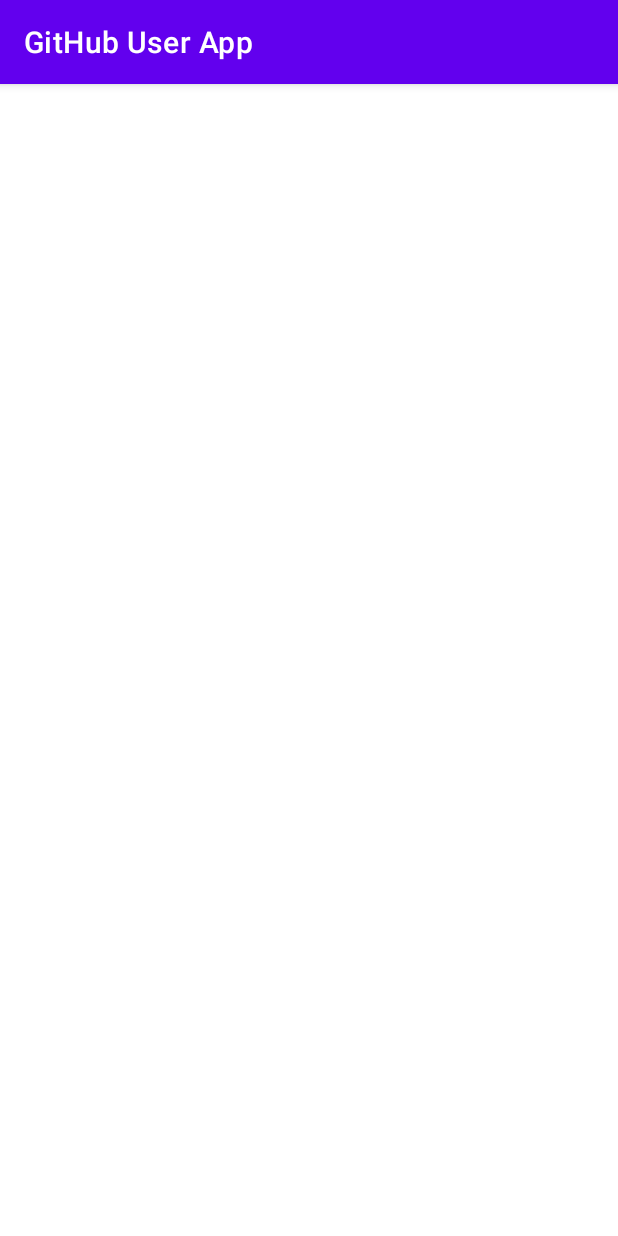
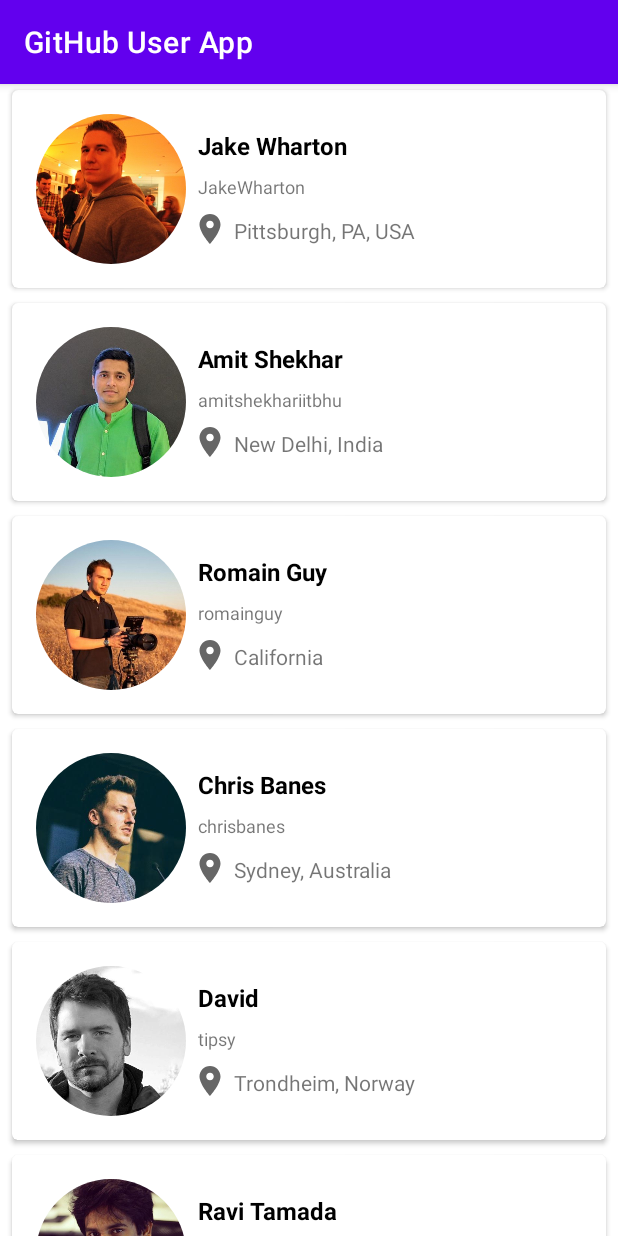
Before and after one commit to fadlan7/Android-Fundamental, an Android app: the screen it shows after launch (MainActivity), on a phone screen of 412 x 824 dp. Run offline under Robolectric (Android 15) with nearby library versions, the phone set to English and light mode, and no system bars; our stand-ins replace CircleImageView.

Commit message:
complete task I: User list

```diff
--- a/app/src/main/java/com/fadlan/githubuserapp/MainActivity.kt
+++ b/app/src/main/java/com/fadlan/githubuserapp/MainActivity.kt
@@ -2,10 +2,44 @@ package com.fadlan.githubuserapp
 
 import androidx.appcompat.app.AppCompatActivity
 import android.os.Bundle
+import androidx.constraintlayout.widget.ConstraintLayout
+import androidx.recyclerview.widget.LinearLayoutManager
+import androidx.recyclerview.widget.RecyclerView
 
 class MainActivity : AppCompatActivity() {
+
+    private lateinit var rvUsers: RecyclerView
+    private val list = ArrayList<User>()
+
     override fun onCreate(savedInstanceState: Bundle?) {
         super.onCreate(savedInstanceState)
         setContentView(R.layout.activity_main)
+
+        rvUsers = findViewById(R.id.rv_users)
+        rvUsers.setHasFixedSize(true)
+
+        list.addAll(listUsers)
+        showRecyclerList()
+    }
+
+    private val listUsers: ArrayList<User>
+        get() {
+            val dataFullName = resources.getStringArray(R.array.name)
+            val dataUsername = resources.getStringArray(R.array.username)
+            val dataPhoto = resources.obtainTypedArray(R.array.avatar)
+            val dataLocation = resources.getStringArray(R.array.location)
+            val listUser = ArrayList<User>()
+
+            for (i in dataFullName.indices) {
+                val user = User(dataFullName[i], dataUsername[i], dataPhoto.getResourceId(i, -1), dataLocation[i])
+                listUser.add(user)
+            }
+            return listUser
+        }
+
+    private fun showRecyclerList(){
+        rvUsers.layoutManager = LinearLayoutManager(this)
+        val listUserAdapter = UserListAdapter(list)
+        rvUsers.adapter = listUserAdapter
     }
 }
--- /dev/null
+++ b/app/src/main/java/com/fadlan/githubuserapp/User.kt
@@ -0,0 +1,12 @@
+package com.fadlan.githubuserapp
+
+import android.os.Parcelable
+import kotlinx.parcelize.Parcelize
+
+@Parcelize
+data class User(
+    var fullName: String,
+    var userName: String,
+    var photo: Int,
+    var location: String
+) : Parcelable
--- a/app/src/main/java/com/fadlan/githubuserapp/UserList.kt
+++ /dev/null
@@ -1,4 +0,0 @@
-package com.fadlan.githubuserapp
-
-class UserList {
-}
--- /dev/null
+++ b/app/src/main/java/com/fadlan/githubuserapp/UserListAdapter.kt
@@ -0,0 +1,33 @@
+package com.fadlan.githubuserapp
+
+import android.view.LayoutInflater
+import android.view.View
+import android.view.ViewGroup
+import android.widget.ImageView
+import android.widget.TextView
+import androidx.recyclerview.widget.RecyclerView
+import org.w3c.dom.Text
+
+class UserListAdapter (private val user: ArrayList <User>): RecyclerView.Adapter<UserListAdapter.ListViewHolder>() {
+    class ListViewHolder(itemView: View) : RecyclerView.ViewHolder(itemView) {
+        var ivUser: ImageView = itemView.findViewById(R.id.iv_users_photo)
+        var tvFullName: TextView = itemView.findViewById(R.id.tv_fullName)
+        var tvUsername: TextView = itemView.findViewById(R.id.tv_username)
+        var tvLocation: TextView = itemView.findViewById(R.id.tv_location)
+    }
+
+    override fun onCreateViewHolder(parent: ViewGroup, viewType: Int): ListViewHolder {
+       val view: View = LayoutInflater.from(parent.context).inflate(R.layout.users_list,parent,false)
+        return ListViewHolder(view)
+    }
+
+    override fun onBindViewHolder(holder: ListViewHolder, position: Int) {
+        val (fullName, username, photo, location) = user[position]
+        holder.ivUser.setImageResource(photo)
+        holder.tvFullName.text = fullName
+        holder.tvUsername.text = username
+        holder.tvLocation.text = location
+    }
+
+    override fun getItemCount(): Int = user.size
+}
--- /dev/null
+++ b/app/src/main/res/drawable/ic_baseline_location_on_24_black.xml
@@ -0,0 +1,10 @@
+<vector xmlns:android="http://schemas.android.com/apk/res/android"
+    android:width="24dp"
+    android:height="24dp"
+    android:viewportWidth="24"
+    android:viewportHeight="24"
+    android:tint="?attr/colorControlNormal">
+  <path
+      android:fillColor="@android:color/white"
+      android:pathData="M12,2C8.13,2 5,5.13 5,9c0,5.25 7,13 7,13s7,-7.75 7,-13c0,-3.87 -3.13,-7 -7,-7zM12,11.5c-1.38,0 -2.5,-1.12 -2.5,-2.5s1.12,-2.5 2.5,-2.5 2.5,1.12 2.5,2.5 -1.12,2.5 -2.5,2.5z"/>
+</vector>
--- a/app/src/main/res/layout/users_list.xml
+++ b/app/src/main/res/layout/users_list.xml
@@ -9,7 +9,7 @@
     android:layout_marginLeft="8dp"
     android:layout_marginTop="4dp"
     android:layout_marginRight="8dp"
-    android:layout_marginBottom="4dp"
+    android:layout_marginBottom="6dp"
     card_view:cardCornerRadius="4dp">
 
     <androidx.constraintlayout.widget.ConstraintLayout
@@ -18,7 +18,7 @@
         android:padding="8dp">
 
         <de.hdodenhof.circleimageview.CircleImageView
-            android:id="@+id/users_photo"
+            android:id="@+id/iv_users_photo"
             android:layout_width="100dp"
             android:layout_height="100dp"
             android:layout_marginStart="8dp"
@@ -31,27 +31,50 @@
             android:contentDescription="@string/users_images"/>
 
         <TextView
-            android:id="@+id/fullName"
+            android:id="@+id/tv_fullName"
             android:layout_width="0dp"
             android:layout_height="wrap_content"
             android:layout_marginStart="8dp"
+            android:layout_marginTop="10dp"
             android:textSize="16sp"
             android:textStyle="bold"
+            android:textColor="@color/black"
             card_view:layout_constraintEnd_toEndOf="parent"
-            card_view:layout_constraintStart_toEndOf="@+id/users_photo"
-            card_view:layout_constraintTop_toTopOf="@+id/users_photo"
+            card_view:layout_constraintStart_toEndOf="@+id/iv_users_photo"
+            card_view:layout_constraintTop_toTopOf="@+id/iv_users_photo"
             tools:text="@string/fullName_dummy" />
 
         <TextView
-            android:id="@+id/username"
+            android:id="@+id/tv_username"
             android:layout_width="wrap_content"
             android:layout_height="wrap_content"
             android:layout_marginStart="8dp"
             android:layout_marginTop="8dp"
-            android:textSize="11sp"
-            card_view:layout_constraintStart_toEndOf="@+id/users_photo"
-            card_view:layout_constraintTop_toBottomOf="@+id/fullName"
+            android:textSize="12sp"
+            card_view:layout_constraintStart_toEndOf="@+id/iv_users_photo"
+            card_view:layout_constraintTop_toBottomOf="@+id/tv_fullName"
             tools:text="@string/username_dummy" />
+
+        <ImageView
+            android:id="@+id/imageView"
+            android:layout_width="wrap_content"
+            android:layout_height="wrap_content"
+            android:layout_marginStart="4dp"
+            android:layout_marginTop="8dp"
+            android:src="@drawable/ic_baseline_location_on_24_black"
+            card_view:layout_constraintStart_toEndOf="@+id/iv_users_photo"
+            card_view:layout_constraintTop_toBottomOf="@+id/tv_username" />
+
+        <TextView
+            android:id="@+id/tv_location"
+            android:layout_width="wrap_content"
+            android:layout_height="wrap_content"
+            android:layout_marginStart="4dp"
+            android:layout_marginTop="3dp"
+            android:textSize = "14sp"
+            card_view:layout_constraintStart_toEndOf="@+id/imageView"
+            card_view:layout_constraintTop_toTopOf="@+id/imageView"
+            tools:text="@string/location_dummy" />
 
     </androidx.constraintlayout.widget.ConstraintLayout>
 
--- a/app/src/main/res/values/strings.xml
+++ b/app/src/main/res/values/strings.xml
@@ -5,6 +5,7 @@
     <string name="fullName_dummy">Full Name</string>
     <string name="username_dummy">Username</string>
     <string name="users_images">User Images</string>
+    <string name="location_dummy">Location</string>
 
     <string-array name="username">
         <item>JakeWharton</item>
```
